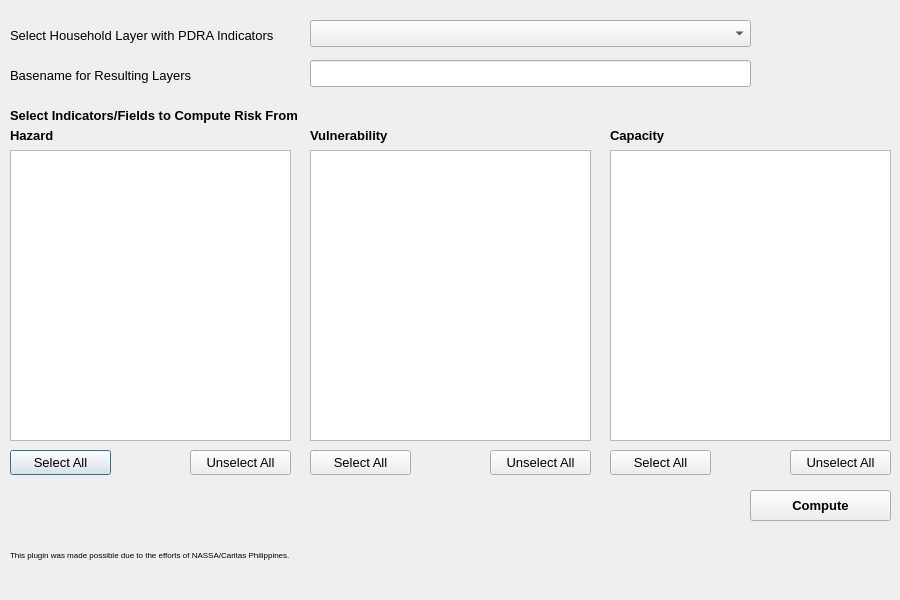
Before: the Qt Designer form caritas_pdra_risk_dialog_ui.ui in benhur07b/caritaspdra, drawn with Qt 5.
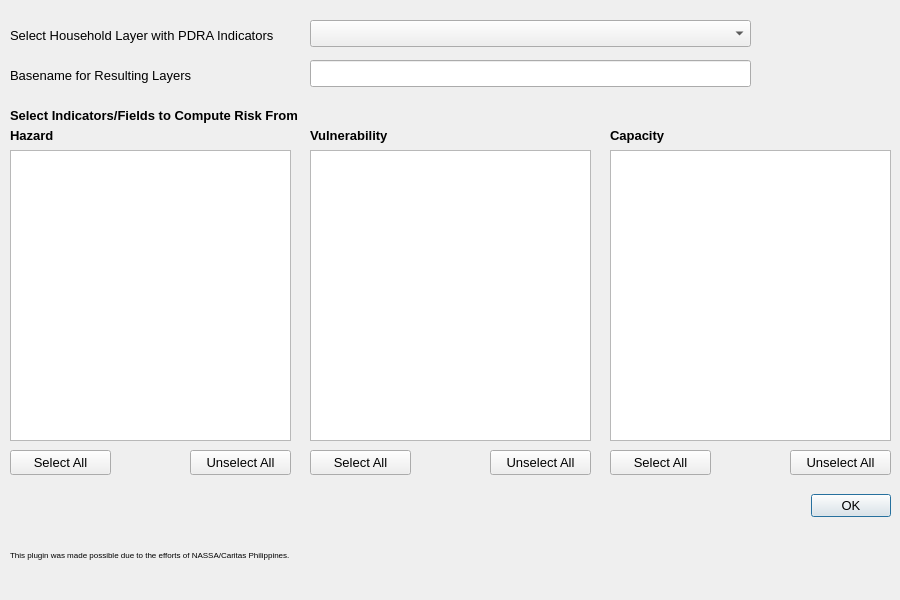
After: the same form once the commit is applied. Icons and pictures are not drawn. Custom widgets are drawn as their Qt base class.

Commit message: Edit Risk Computation GUI. Added functions to Risk Computation.

The edit to the form file:
```diff
--- a/caritas_pdra_risk_dialog_ui.ui
+++ b/caritas_pdra_risk_dialog_ui.ui
@@ -309,25 +309,6 @@
     <string>Select All</string>
    </property>
   </widget>
-  <widget class="QPushButton" name="computeBtn">
-   <property name="geometry">
-    <rect>
-     <x>750</x>
-     <y>490</y>
-     <width>141</width>
-     <height>31</height>
-    </rect>
-   </property>
-   <property name="font">
-    <font>
-     <weight>75</weight>
-     <bold>true</bold>
-    </font>
-   </property>
-   <property name="text">
-    <string>Compute</string>
-   </property>
-  </widget>
   <widget class="QLabel" name="label">
    <property name="geometry">
     <rect>
@@ -380,6 +361,22 @@
     <pixmap resource="resources.qrc">:/plugins/caritas_pdra/img/logos/logo-nassa-caritas.png</pixmap>
    </property>
   </widget>
+  <widget class="QDialogButtonBox" name="buttonBox">
+   <property name="geometry">
+    <rect>
+     <x>810</x>
+     <y>490</y>
+     <width>81</width>
+     <height>31</height>
+    </rect>
+   </property>
+   <property name="toolTip">
+    <string>Perform Risk Computation</string>
+   </property>
+   <property name="standardButtons">
+    <set>QDialogButtonBox::Ok</set>
+   </property>
+  </widget>
  </widget>
  <customwidgets>
   <customwidget>
```
Left out of the diff: 30 changed lines with no effect on the pictures. The commit also changes 4 other files.
